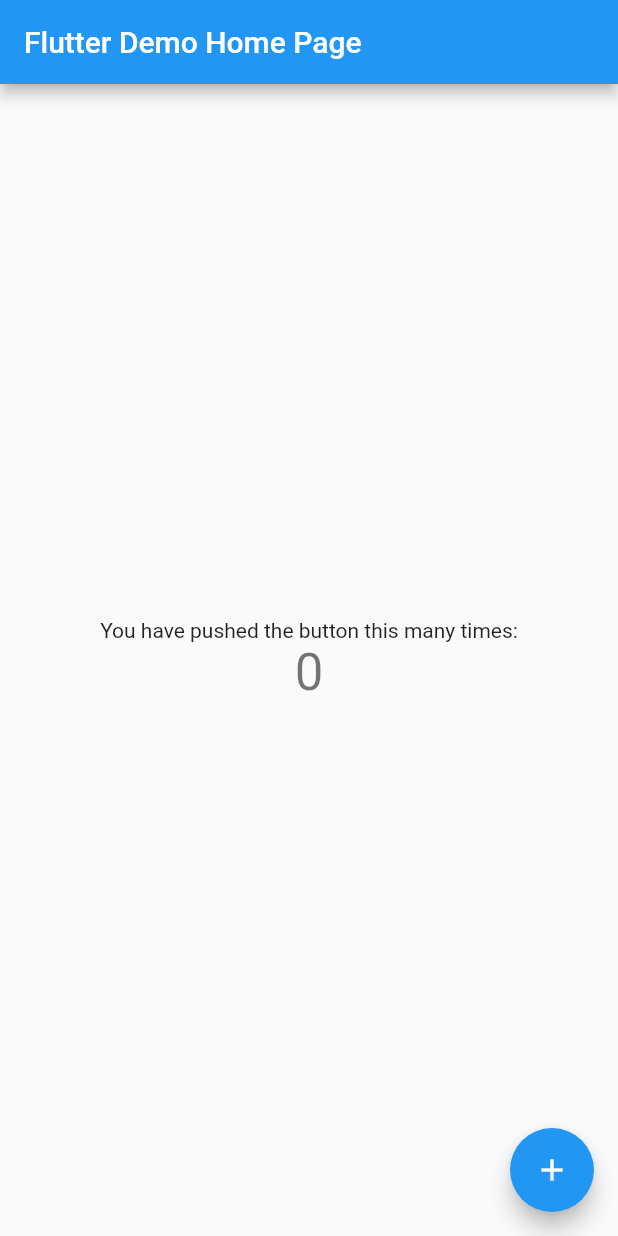
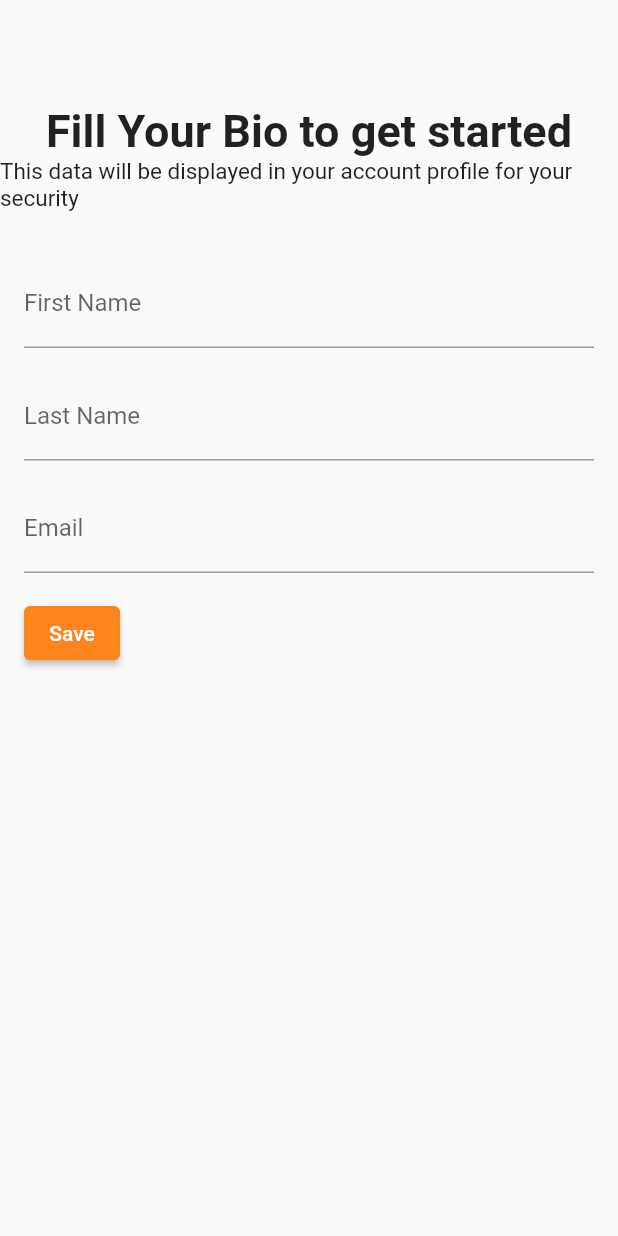
Before and after one commit to imperialrogers/Ghar-Jaisa, a Flutter app: the screen it shows after launch, on a phone screen of 412 x 824 dp. Run offline on Flutter 3.47's test engine with Material 2 defaults, Android fonts, the light colour scheme and no system bars.

Commit message:
added bio and login screens

```diff
--- a/lib/main.dart
+++ b/lib/main.dart
@@ -1,4 +1,8 @@
 import 'package:flutter/material.dart';
+import 'package:project_s4/screens/fill_bio.dart';
+import 'package:provider/provider.dart';
+
+import './screens/login_screen.dart';
 
 void main() {
   runApp(const MyApp());
@@ -6,110 +10,19 @@
 
 class MyApp extends StatelessWidget {
   const MyApp({super.key});
-
-  // This widget is the root of your application.
   @override
   Widget build(BuildContext context) {
     return MaterialApp(
-      title: 'Flutter Demo',
+      debugShowCheckedModeBanner: false,
+      title: 'Ghar Jaisa',
       theme: ThemeData(
-        // This is the theme of your application.
-        //
-        // Try running your application with "flutter run". You'll see the
-        // application has a blue toolbar. Then, without quitting the app, try
-        // changing the primarySwatch below to Colors.green and then invoke
-        // "hot reload" (press "r" in the console where you ran "flutter run",
-        // or simply save your changes to "hot reload" in a Flutter IDE).
-        // Notice that the counter didn't reset back to zero; the application
-        // is not restarted.
         primarySwatch: Colors.blue,
       ),
-      home: const MyHomePage(title: 'Flutter Demo Home Page'),
+      home: const FillBio(),
+      routes: {
+        LoginScreen.routeName: (ctx) => const LoginScreen(),
+        FillBio.routeName: (ctx) => const FillBio(),
+      },
     );
   }
 }
-
-class MyHomePage extends StatefulWidget {
-  const MyHomePage({super.key, required this.title});
-
-  // This widget is the home page of your application. It is stateful, meaning
-  // that it has a State object (defined below) that contains fields that affect
-  // how it looks.
-
-  // This class is the configuration for the state. It holds the values (in this
-  // case the title) provided by the parent (in this case the App widget) and
-  // used by the build method of the State. Fields in a Widget subclass are
-  // always marked "final".
-
-  final String title;
-
-  @override
-  State<MyHomePage> createState() => _MyHomePageState();
-}
-
-class _MyHomePageState extends State<MyHomePage> {
-  int _counter = 0;
-
-  void _incrementCounter() {
-    setState(() {
-      // This call to setState tells the Flutter framework that something has
-      // changed in this State, which causes it to rerun the build method below
-      // so that the display can reflect the updated values. If we changed
-      // _counter without calling setState(), then the build method would not be
-      // called again, and so nothing would appear to happen.
-      _counter++;
-    });
-  }
-
-  @override
-  Widget build(BuildContext context) {
-    // This method is rerun every time setState is called, for instance as done
-    // by the _incrementCounter method above.
-    //
-    // The Flutter framework has been optimized to make rerunning build methods
-    // fast, so that you can just rebuild anything that needs updating rather
-    // than having to individually change instances of widgets.
-    return Scaffold(
-      appBar: AppBar(
-        // Here we take the value from the MyHomePage object that was created by
-        // the App.build method, and use it to set our appbar title.
-        title: Text(widget.title),
-      ),
-      body: Center(
-        // Center is a layout widget. It takes a single child and positions it
-        // in the middle of the parent.
-        child: Column(
-          // Column is also a layout widget. It takes a list of children and
-          // arranges them vertically. By default, it sizes itself to fit its
-          // children horizontally, and tries to be as tall as its parent.
-          //
-          // Invoke "debug painting" (press "p" in the console, choose the
-          // "Toggle Debug Paint" action from the Flutter Inspector in Android
-          // Studio, or the "Toggle Debug Paint" command in Visual Studio Code)
-          // to see the wireframe for each widget.
-          //
-          // Column has various properties to control how it sizes itself and
-          // how it positions its children. Here we use mainAxisAlignment to
-          // center the children vertically; the main axis here is the vertical
-          // axis because Columns are vertical (the cross axis would be
-          // horizontal).
-          mainAxisAlignment: MainAxisAlignment.center,
-          children: <Widget>[
-            const Text(
-              'You have pushed the button this many times:',
-            ),
-            Text(
-              '$_counter',
-              style: Theme.of(context).textTheme.headlineMedium,
-            ),
-          ],
-        ),
-      ),
-      floatingActionButton: FloatingActionButton(
-        onPressed: _incrementCounter,
-        tooltip: 'Increment',
-        child: const Icon(Icons.add),
-      ), // This trailing comma makes auto-formatting nicer for build methods.
-    );
-  }
-}
--- /dev/null
+++ b/lib/screens/fill_bio.dart
@@ -0,0 +1,115 @@
+import 'package:flutter/material.dart';
+
+class FillBio extends StatefulWidget {
+  static const routeName = '/fill-bio';
+  const FillBio({Key? key}) : super(key: key);
+
+  @override
+  FillBioState createState() => FillBioState();
+}
+
+class FillBioState extends State<FillBio> {
+  final _formKey = GlobalKey<FormState>();
+  String _firstName = '';
+  String _lastName = '';
+  String _email = '';
+
+  @override
+  Widget build(BuildContext context) {
+    return Scaffold(
+      body: Column(
+        children: [
+          const SizedBox(height: 70),
+          const Text(
+            'Fill Your Bio to get started',
+            style: TextStyle(
+              fontWeight: FontWeight.bold,
+              fontSize: 30,
+            ),
+            textAlign: TextAlign.left,
+          ),
+          const Text(
+            'This data will be displayed in your account profile for your security',
+            textAlign: TextAlign.start,
+            style: TextStyle(
+              fontSize: 15,
+            ),
+          ),
+          Padding(
+            padding: const EdgeInsets.all(16.0),
+            child: Form(
+              key: _formKey,
+              child: Column(
+                crossAxisAlignment: CrossAxisAlignment.start,
+                children: [
+                  const SizedBox(height: 16.0),
+                  TextFormField(
+                    decoration: const InputDecoration(
+                      labelText: 'First Name',
+                    ),
+                    validator: (value) {
+                      if (value == null || value.isEmpty) {
+                        return 'Please enter your first name';
+                      }
+                      return null;
+                    },
+                    onSaved: (value) {
+                      _firstName = value!;
+                    },
+                  ),
+                  const SizedBox(height: 16.0),
+                  TextFormField(
+                    decoration: const InputDecoration(
+                      labelText: 'Last Name',
+                    ),
+                    validator: (value) {
+                      if (value == null || value.isEmpty) {
+                        return 'Please enter your last name';
+                      }
+                      return null;
+                    },
+                    onSaved: (value) {
+                      _lastName = value!;
+                    },
+                  ),
+                  const SizedBox(height: 16.0),
+                  TextFormField(
+                    decoration: const InputDecoration(
+                      labelText: 'Email',
+                    ),
+                    validator: (value) {
+                      if (value == null || value.isEmpty) {
+                        return 'Please enter your email address';
+                      }
+                      return null;
+                    },
+                    onSaved: (value) {
+                      _email = value!;
+                    },
+                  ),
+                  const SizedBox(height: 16.0),
+                  ElevatedButton(
+                    style: const ButtonStyle(
+                      overlayColor: MaterialStatePropertyAll(
+                          Color.fromARGB(255, 255, 196, 148)),
+                      backgroundColor: MaterialStatePropertyAll(
+                        Color(0xFFfd841f),
+                      ),
+                    ),
+                    onPressed: () {
+                      if (_formKey.currentState!.validate()) {
+                        _formKey.currentState!.save();
+                        // Save account details to database or perform other actions here
+                      }
+                    },
+                    child: const Text('Save'),
+                  ),
+                ],
+              ),
+            ),
+          ),
+        ],
+      ),
+    );
+  }
+}
--- a/pubspec.yaml
+++ b/pubspec.yaml
@@ -30,6 +30,7 @@
 dependencies:
   flutter:
     sdk: flutter
+  provider: ^6.0.5
 
 
   # The following adds the Cupertino Icons font to your application.
```
Also changed, not shown: lib/screens/login_screen.dart (added, +117 -0 lines), pubspec.lock, 44 other files.
